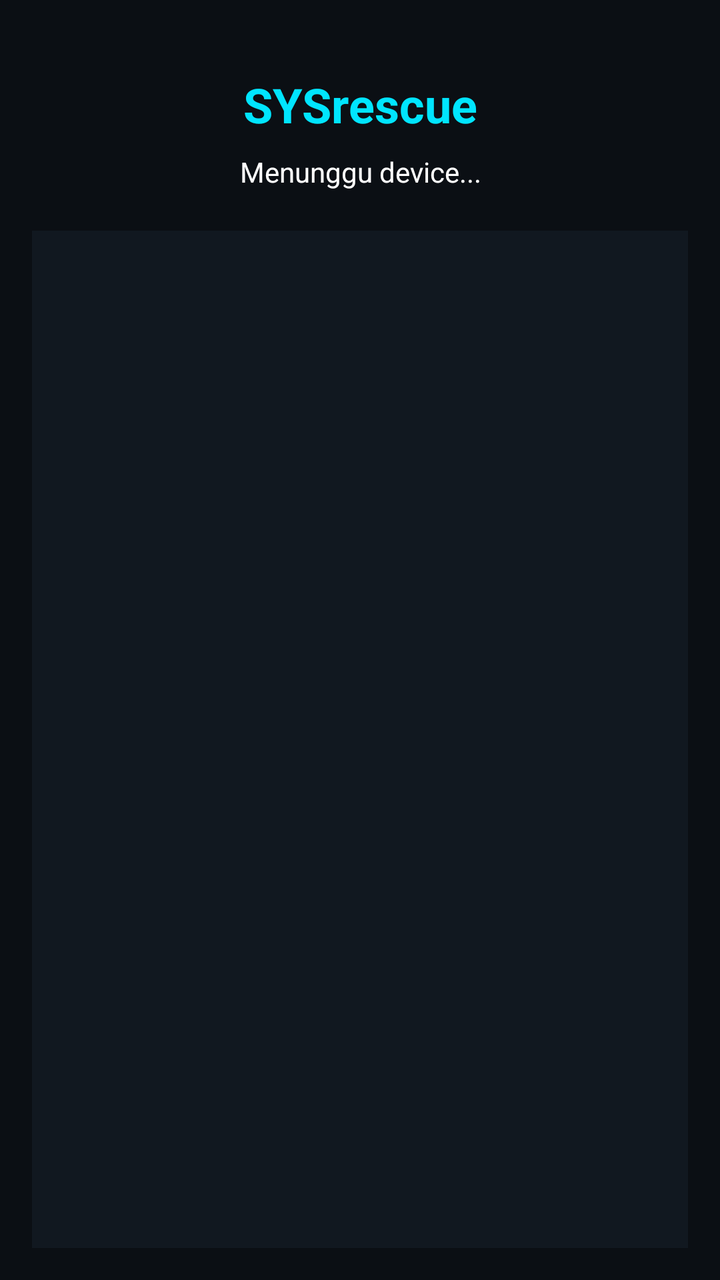
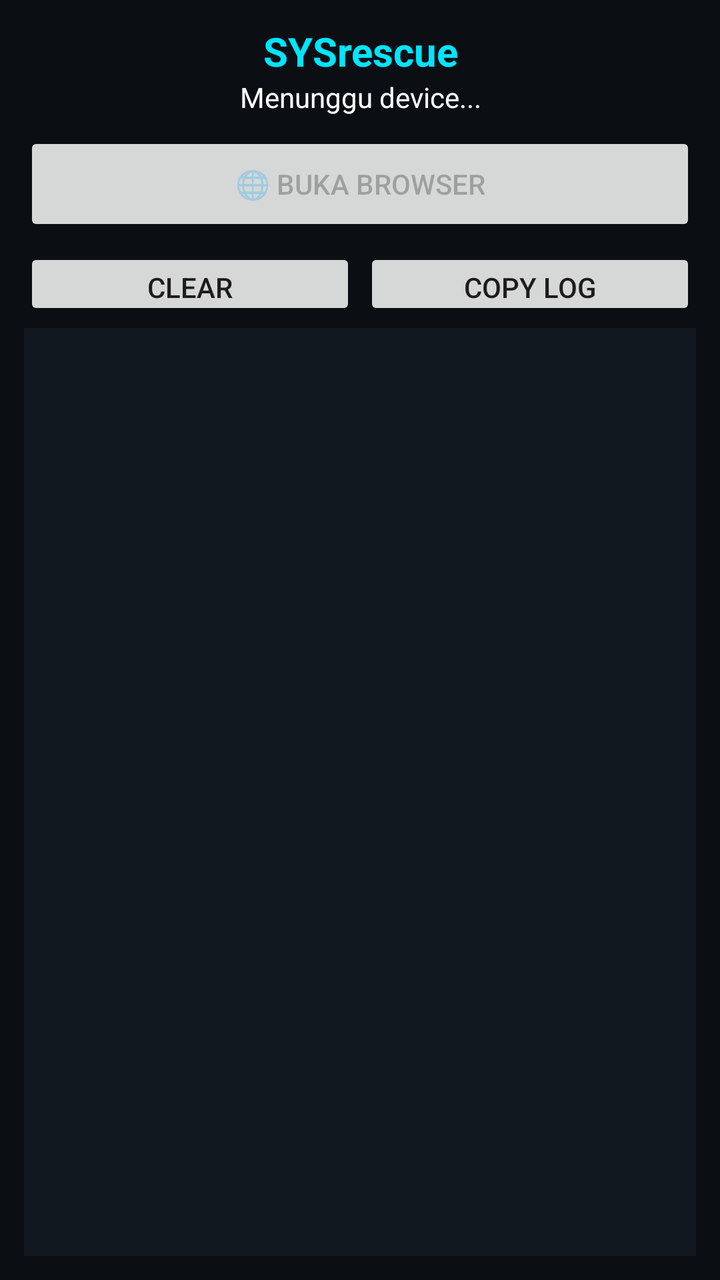

Two renders of the same Android screen: before a commit and after it. Below are the layout's source before the change and the commit's diff.
<!-- AndroidManifest.xml: application theme Theme.AppCompat.DayNight.NoActionBar -->
<!-- res/layout/activity_main.xml -->
<?xml version="1.0" encoding="utf-8"?>
<LinearLayout xmlns:android="http://schemas.android.com/apk/res/android"
    android:layout_width="match_parent" android:layout_height="match_parent"
    android:orientation="vertical" android:padding="16dp" android:background="#0B0F14">
    
    <TextView android:layout_width="match_parent" android:layout_height="wrap_content"
        android:text="SYSrescue" android:textColor="#00E5FF" android:textSize="24sp" 
        android:gravity="center" android:textStyle="bold" android:paddingTop="20dp"/>
        
    <TextView android:id="@+id/tvStatus" android:layout_width="match_parent" android:layout_height="wrap_content"
        android:text="Menunggu device..." android:textColor="#FFFFFF" android:gravity="center" android:paddingTop="8dp" android:paddingBottom="20dp"/>

    <ScrollView android:layout_width="match_parent" android:layout_height="0dp" android:layout_weight="1" android:background="#111820" android:padding="8dp">
        <TextView android:id="@+id/tvLog" android:layout_width="match_parent" android:layout_height="wrap_content" android:textColor="#00FF00" android:textSize="12sp" android:fontFamily="monospace"/>
    </ScrollView>
</LinearLayout>
<!-- resources referenced by this layout -->
<resources>

</resources>

<!-- the commit's change to res/layout/activity_main.xml (unified diff, before → after) -->
@@ -1,16 +1,15 @@
 <?xml version="1.0" encoding="utf-8"?>
 <LinearLayout xmlns:android="http://schemas.android.com/apk/res/android"
-    android:layout_width="match_parent" android:layout_height="match_parent"
-    android:orientation="vertical" android:padding="16dp" android:background="#0B0F14">
+    android:layout_width="match_parent" android:layout_height="match_parent" android:orientation="vertical" android:padding="12dp" android:background="#0B0F14">
+    <TextView android:layout_width="match_parent" android:layout_height="wrap_content" android:text="SYSrescue" android:textColor="#00E5FF" android:textSize="20sp" android:gravity="center" android:textStyle="bold"/>
+    <TextView android:id="@+id/tvStatus" android:layout_width="match_parent" android:layout_height="wrap_content" android:text="Menunggu device..." android:textColor="#FFFFFF" android:gravity="center" android:paddingBottom="8dp"/>
     
-    <TextView android:layout_width="match_parent" android:layout_height="wrap_content"
-        android:text="SYSrescue" android:textColor="#00E5FF" android:textSize="24sp" 
-        android:gravity="center" android:textStyle="bold" android:paddingTop="20dp"/>
-        
-    <TextView android:id="@+id/tvStatus" android:layout_width="match_parent" android:layout_height="wrap_content"
-        android:text="Menunggu device..." android:textColor="#FFFFFF" android:gravity="center" android:paddingTop="8dp" android:paddingBottom="20dp"/>
-
-    <ScrollView android:layout_width="match_parent" android:layout_height="0dp" android:layout_weight="1" android:background="#111820" android:padding="8dp">
-        <TextView android:id="@+id/tvLog" android:layout_width="match_parent" android:layout_height="wrap_content" android:textColor="#00FF00" android:textSize="12sp" android:fontFamily="monospace"/>
+    <Button android:id="@+id/btnOpenBrowser" android:layout_width="match_parent" android:layout_height="52dp" android:text="🌐 Buka Browser" android:enabled="false" android:layout_marginBottom="6dp"/>
+    <LinearLayout android:layout_width="match_parent" android:layout_height="wrap_content" android:orientation="horizontal">
+        <Button android:id="@+id/btnClear" android:layout_width="0dp" android:layout_height="36dp" android:layout_weight="1" android:text="Clear"/>
+        <Button android:id="@+id/btnCopy" android:layout_width="0dp" android:layout_height="36dp" android:layout_weight="1" android:text="Copy Log" android:layout_marginStart="4dp"/>
+    </LinearLayout>
+    <ScrollView android:layout_width="match_parent" android:layout_height="0dp" android:layout_weight="1" android:background="#111820" android:padding="8dp" android:layout_marginTop="4dp">
+        <TextView android:id="@+id/tvLog" android:layout_width="match_parent" android:layout_height="wrap_content" android:textColor="#00FF00" android:textSize="10sp" android:fontFamily="monospace"/>
     </ScrollView>
 </LinearLayout>
